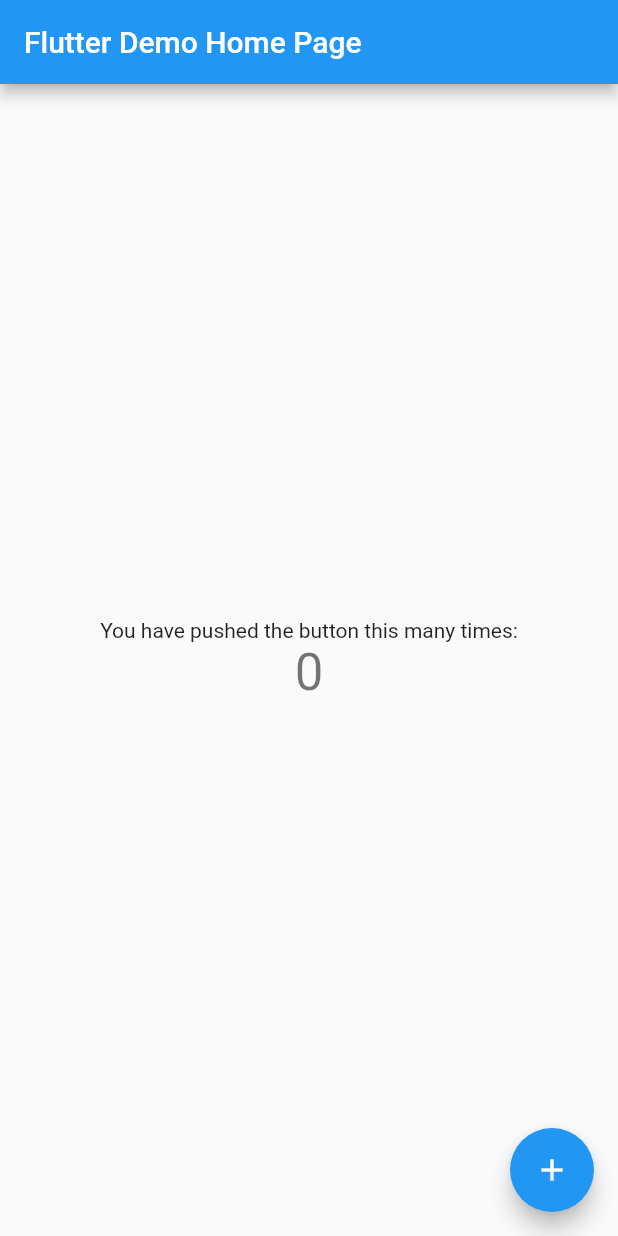
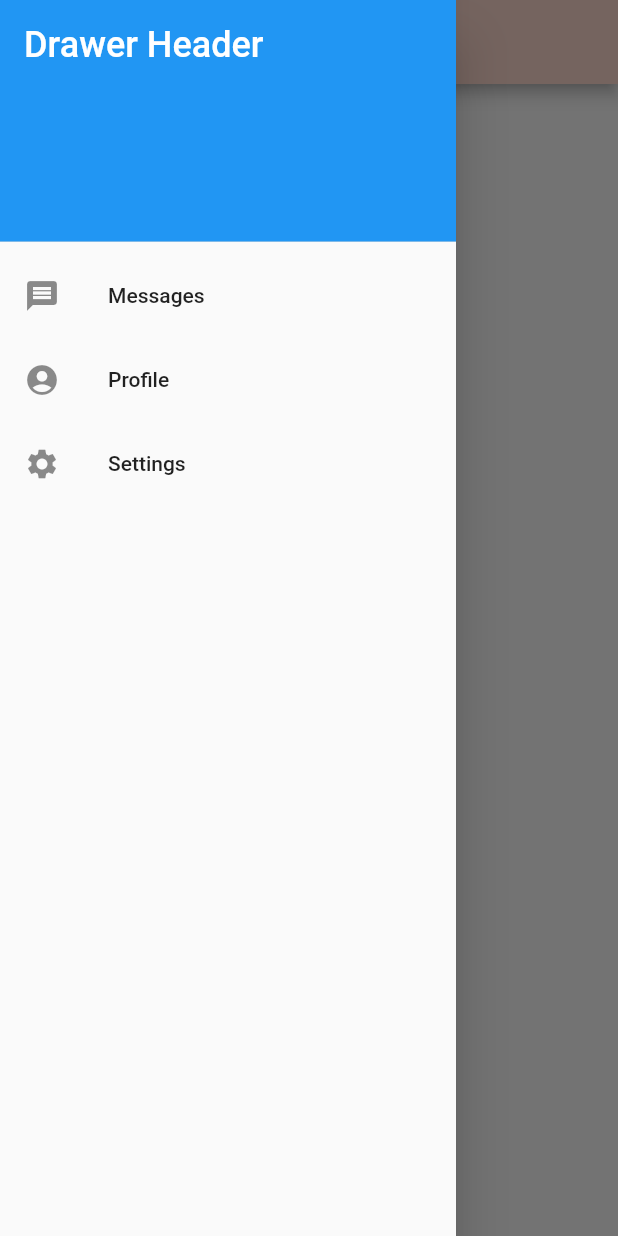
Before and after one commit to mounirn/ns_demo_flutter, a Flutter app: the screen it shows after launch, with the side drawer open (before the commit the screen has no drawer), on a phone screen of 412 x 824 dp. Run offline on Flutter 3.47's test engine with Material 2 defaults, Android fonts, the phone set to English and light mode, and no system bars.

Commit message:
Added drawer

```diff
--- /dev/null
+++ b/lib/drawer.dart
@@ -0,0 +1,36 @@
+import 'package:flutter/material.dart';
+
+// Provides helper function to build an app drawer
+Drawer buildAppDrawer(BuildContext context)  {
+  return Drawer(
+    child: ListView(
+      padding: EdgeInsets.zero,
+      children: const <Widget>[
+        DrawerHeader(
+          decoration: BoxDecoration(
+            color: Colors.blue,
+          ),
+          child: Text(
+            'Drawer Header',
+            style: TextStyle(
+              color: Colors.white,
+              fontSize: 24,
+            ),
+          ),
+        ),
+        ListTile(
+          leading: Icon(Icons.message),
+          title: Text('Messages'),
+        ),
+        ListTile(
+          leading: Icon(Icons.account_circle),
+          title: Text('Profile'),
+        ),
+        ListTile(
+          leading: Icon(Icons.settings),
+          title: Text('Settings'),
+        ),
+      ],
+    ),
+  );
+}
--- /dev/null
+++ b/lib/home.dart
@@ -0,0 +1,69 @@
+import 'package:flutter/material.dart';
+
+import 'drawer.dart';
+
+class HomeScreen extends StatelessWidget {
+  const HomeScreen({Key? key}) : super(key: key);
+
+  @override
+  Widget build(BuildContext context) {
+    return Scaffold(
+      appBar: AppBar(),
+      drawer: buildAppDrawer(context),
+      body: Center(
+        child: Column(
+          mainAxisAlignment: MainAxisAlignment.center,
+          children: [
+            TextButton(
+              child: const Text('View Details'),
+              onPressed: () {
+                Navigator.pushNamed(
+                  context,
+                  '/details',
+                );
+              },
+            ),
+            TextButton(
+              child: const Text('View Counter'),
+              onPressed: () {
+                Navigator.pushNamed(
+                  context,
+                  '/counter',
+                );
+              },
+            ),
+            TextButton(
+              child: const Text('Login'),
+              onPressed: () {
+                Navigator.pushNamed(
+                  context,
+                  '/account/login',
+                );
+              },
+            ),
+          ]
+        ),
+      )
+    );
+
+  }
+}
+
+class DetailScreen extends StatelessWidget {
+  const DetailScreen({Key? key}) : super(key: key);
+
+  @override
+  Widget build(BuildContext context) {
+    return Scaffold(
+      appBar: AppBar(),
+      body: Center(
+        child: TextButton(
+          child: const Text('Pop!'),
+          onPressed: () {
+            Navigator.pop(context);
+          },
+        ),
+      ),
+    );
+  }
+}
--- a/lib/main.dart
+++ b/lib/main.dart
@@ -1,8 +1,17 @@
+// ignore_for_file: prefer_const_constructors
+
 import 'package:flutter/material.dart';
+
+import 'account/login.dart';
+import 'counter.dart';
+import 'home.dart';
+import 'theme.dart';
 
 void main() {
   runApp(const MyApp());
 }
+
+final ThemeData _appTheme = buildAppTheme();
 
 class MyApp extends StatelessWidget {
   const MyApp({Key? key}) : super(key: key);
@@ -11,105 +20,15 @@
   @override
   Widget build(BuildContext context) {
     return MaterialApp(
-      title: 'Flutter Demo',
-      theme: ThemeData(
-        // This is the theme of your application.
-        //
-        // Try running your application with "flutter run". You'll see the
-        // application has a blue toolbar. Then, without quitting the app, try
-        // changing the primarySwatch below to Colors.green and then invoke
-        // "hot reload" (press "r" in the console where you ran "flutter run",
-        // or simply save your changes to "hot reload" in a Flutter IDE).
-        // Notice that the counter didn't reset back to zero; the application
-        // is not restarted.
-        primarySwatch: Colors.blue,
-      ),
-      home: const MyHomePage(title: 'Flutter Demo Home Page'),
+      routes: {
+        '/': (context) => const HomeScreen(),
+        '/counter' : (context) => const CounterScreen(title:'Counter'),
+        '/details': (context) => const DetailScreen(),
+        '/account/login': (context) => const LoginScreen(),
+      },
+      title: 'M@URI Solutions Flutter Demo',
+      theme: _appTheme
+      ///home: const MyHomePage(title: 'Welcome'),
     );
   }
 }
-
-class MyHomePage extends StatefulWidget {
-  const MyHomePage({Key? key, required this.title}) : super(key: key);
-
-  // This widget is the home page of your application. It is stateful, meaning
-  // that it has a State object (defined below) that contains fields that affect
-  // how it looks.
-
-  // This class is the configuration for the state. It holds the values (in this
-  // case the title) provided by the parent (in this case the App widget) and
-  // used by the build method of the State. Fields in a Widget subclass are
-  // always marked "final".
-
-  final String title;
-
-  @override
-  State<MyHomePage> createState() => _MyHomePageState();
-}
-
-class _MyHomePageState extends State<MyHomePage> {
-  int _counter = 0;
-
-  void _incrementCounter() {
-    setState(() {
-      // This call to setState tells the Flutter framework that something has
-      // changed in this State, which causes it to rerun the build method below
-      // so that the display can reflect the updated values. If we changed
-      // _counter without calling setState(), then the build method would not be
-      // called again, and so nothing would appear to happen.
-      _counter++;
-    });
-  }
-
-  @override
-  Widget build(BuildContext context) {
-    // This method is rerun every time setState is called, for instance as done
-    // by the _incrementCounter method above.
-    //
-    // The Flutter framework has been optimized to make rerunning build methods
-    // fast, so that you can just rebuild anything that needs updating rather
-    // than having to individually change instances of widgets.
-    return Scaffold(
-      appBar: AppBar(
-        // Here we take the value from the MyHomePage object that was created by
-        // the App.build method, and use it to set our appbar title.
-        title: Text(widget.title),
-      ),
-      body: Center(
-        // Center is a layout widget. It takes a single child and positions it
-        // in the middle of the parent.
-        child: Column(
-          // Column is also a layout widget. It takes a list of children and
-          // arranges them vertically. By default, it sizes itself to fit its
-          // children horizontally, and tries to be as tall as its parent.
-          //
-          // Invoke "debug painting" (press "p" in the console, choose the
-          // "Toggle Debug Paint" action from the Flutter Inspector in Android
-          // Studio, or the "Toggle Debug Paint" command in Visual Studio Code)
-          // to see the wireframe for each widget.
-          //
-          // Column has various properties to control how it sizes itself and
-          // how it positions its children. Here we use mainAxisAlignment to
-          // center the children vertically; the main axis here is the vertical
-          // axis because Columns are vertical (the cross axis would be
-          // horizontal).
-          mainAxisAlignment: MainAxisAlignment.center,
-          children: <Widget>[
-            const Text(
-              'You have pushed the button this many times:',
-            ),
-            Text(
-              '$_counter',
-              style: Theme.of(context).textTheme.headline4,
-            ),
-          ],
-        ),
-      ),
-      floatingActionButton: FloatingActionButton(
-        onPressed: _incrementCounter,
-        tooltip: 'Increment',
-        child: const Icon(Icons.add),
-      ), // This trailing comma makes auto-formatting nicer for build methods.
-    );
-  }
-}
```
Also changed, not shown: lib/account/login.dart (added, +75 -0 lines), lib/counter.dart (added, +86 -0 lines), lib/theme.dart (added, +29 -0 lines), pubspec.yaml (+3 -4 lines), assets/MyObjectsOnline.png (added), assets/Objects.png (added), assets/Online.png (added), assets/logo.png (added), assets/myObjects.png (added), assets/ns-icon.png (added), lib/app/status.dart (added), 1 other file.
